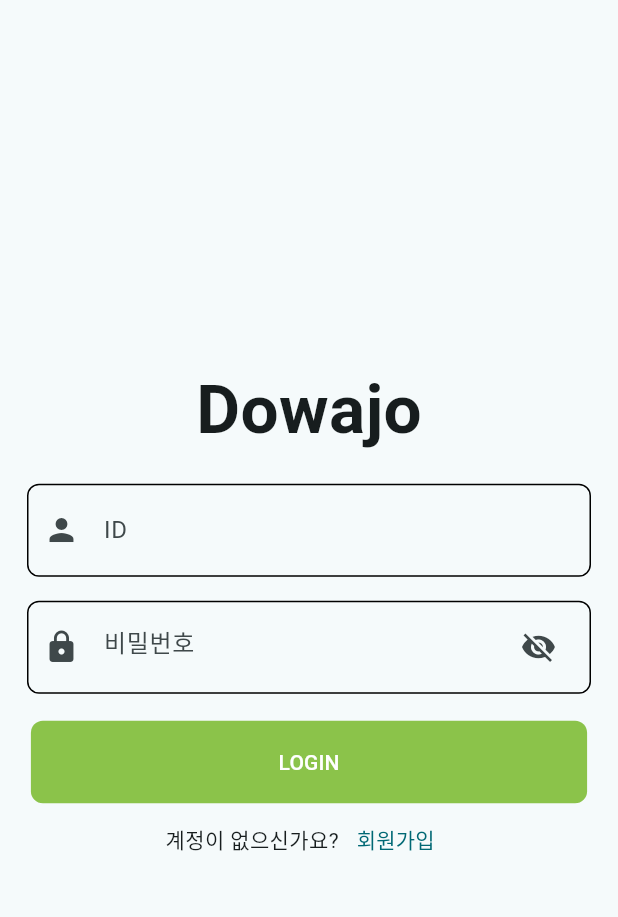
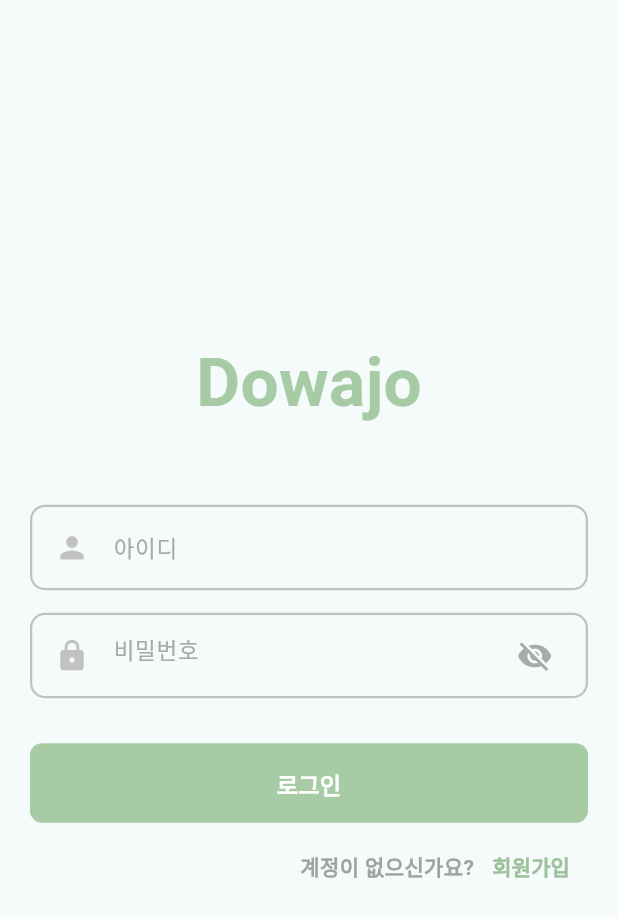
Before and after one commit to hyun56/Dowajo, a Flutter app: the screen it shows after launch, on a phone screen of 412 x 824 dp. Shown: the top 917 px of the screen. Run offline on Flutter 3.47's test engine with Material 3 defaults, Android fonts, the phone set to English and light mode, and no system bars; our stand-ins replace cloud_firestore, firebase_auth, firebase_core, firebase_messaging, flutter_local_notifications, get and 4 more; missing offline and left inert: android_alarm_manager_plus, workmanager; accounts and stored records are empty.

Commit message:
정민 - 로그인 UI

```diff
--- a/lib/Patient/patient_controller.dart
+++ b/lib/Patient/patient_controller.dart
@@ -52,6 +52,7 @@
 //         dummyPatients.where((patient) => patient.id == id).toList();
 //   }
 // }
+
 import 'package:cloud_firestore/cloud_firestore.dart';
 import 'package:get/get.dart';
 
--- a/lib/Screens/login/login.dart
+++ b/lib/Screens/login/login.dart
@@ -30,12 +30,12 @@ class _LoginScreenState extends State<LoginScreen> {
 
     try {
       await auth.signInWithEmailAndPassword(
-          email: idController.text + "@example.com", // ID
+          email: "${idController.text}@example.com", // ID
           password: passController.text);
 
       Get.snackbar("로그인 성공", "성공적으로 로그인되었습니다.");
       Navigator.push(context,
-          MaterialPageRoute(builder: (context) => PatientSearchScreen()));
+          MaterialPageRoute(builder: (context) => const PatientSearchScreen()));
     } catch (error) {
       Get.snackbar("로그인 실패", error.toString());
     } finally {
@@ -49,69 +49,101 @@ class _LoginScreenState extends State<LoginScreen> {
   Widget build(BuildContext context) {
     return Scaffold(
       body: Center(
-        child: SingleChildScrollView(
-          child: Padding(
-            padding: const EdgeInsets.all(10.0),
+        child: Column(
+          mainAxisAlignment: MainAxisAlignment.center,
+          children: [
+            Padding(
+              padding: const EdgeInsets.all(20.0),
               child: Form(
                 key: formKey,
                 child: Column(
                   children: [
-                  const Text('Dowajo',
+                    const Text(
+                      'Dowajo',
                       style: TextStyle(
-                          fontSize: 45.0, fontWeight: FontWeight.bold)),
-                  const SizedBox(height: 10),
+                        fontSize: 45.0,
+                        fontWeight: FontWeight.bold,
+                        color: Color(0xFFA6CBA5),
+                      ),
+                    ),
+                    const SizedBox(height: 50),
                     Container(
-                    margin: const EdgeInsets.all(8),
-                    padding:
-                        const EdgeInsets.symmetric(horizontal: 10, vertical: 6),
+                      //margin: const EdgeInsets.all(8),
+                      padding: const EdgeInsets.symmetric(
+                          horizontal: 10, vertical: 3),
                       decoration: BoxDecoration(
-                      borderRadius: BorderRadius.circular(8),
+                        borderRadius: BorderRadius.circular(10),
                         border: Border.all(
-                        color: Colors.black,
-                        width: 1.0,
+                          color: const Color.fromARGB(255, 194, 193, 193),
+                          width: 1.5,
                         ),
                       ),
                       child: TextFormField(
                         controller: idController,
                         validator: (value) {
                           if (value!.isEmpty) {
-                          return "ID를 반드시 입력해야 합니다.";
+                            return "아이디를 입력해 주세요";
                           }
                           return null;
                         },
+                        style: const TextStyle(
+                          fontSize: 15,
+                        ),
                         decoration: const InputDecoration(
-                        icon: Icon(Icons.person),
+                          icon: Padding(
+                            padding: EdgeInsets.only(left: 5),
+                            child: Icon(
+                              Icons.person,
+                              color: Color.fromARGB(255, 194, 193, 193),
+                              size: 23,
+                            ),
+                          ),
                           border: InputBorder.none,
-                        hintText: "ID",
+                          hintText: "아이디",
+                          hintStyle: TextStyle(
+                            color: Color.fromARGB(255, 169, 169, 169),
+                            fontSize: 15,
                           ),
                         ),
                       ),
-
+                    ),
+                    const SizedBox(height: 15),
                     //Password field
                     Container(
-                    margin: const EdgeInsets.all(8),
-                    padding:
-                        const EdgeInsets.symmetric(horizontal: 10, vertical: 6),
+                      //margin: const EdgeInsets.all(8),
+                      padding: const EdgeInsets.symmetric(
+                          horizontal: 10, vertical: 3),
                       decoration: BoxDecoration(
-                      borderRadius: BorderRadius.circular(8),
+                        borderRadius: BorderRadius.circular(10),
                         border: Border.all(
-                        color: Colors.black, // 테두리 색상
-                        width: 1.0, // 테두리 두께
+                          color: const Color.fromARGB(255, 194, 193, 193),
+                          width: 1.5,
                         ),
                       ),
                       child: TextFormField(
                         controller: passController,
                         validator: (value) {
                           if (value!.isEmpty) {
-                          return "비밀번호를 반드시 입력해야 합니다.";
+                            return "비밀번호를 입력해 주세요";
                           }
                           return null;
                         },
                         obscureText: !isVisible,
                         decoration: InputDecoration(
-                          icon: const Icon(Icons.lock),
+                            icon: const Padding(
+                              padding: EdgeInsets.only(left: 5),
+                              child: Icon(
+                                Icons.lock,
+                                color: Color.fromARGB(255, 194, 193, 193),
+                                size: 23,
+                              ),
+                            ),
                             border: InputBorder.none,
                             hintText: "비밀번호",
+                            hintStyle: const TextStyle(
+                              color: Color.fromARGB(255, 169, 169, 169),
+                              fontSize: 15,
+                            ),
                             suffixIcon: IconButton(
                               onPressed: () {
                                 setState(() {
@@ -121,18 +153,21 @@ class _LoginScreenState extends State<LoginScreen> {
                               },
                               icon: Icon(isVisible
                                   ? Icons.visibility
-                                  : Icons.visibility_off))),
+                                  : Icons.visibility_off),
+                              color: const Color.fromARGB(255, 169, 169, 169),
+                            )),
                       ),
                     ),
 
-                  const SizedBox(height: 10),
+                    const SizedBox(height: 30),
                     //Login button
                     Container(
-                    height: 55,
-                    width: MediaQuery.of(context).size.width * .9,
+                      height: 53,
+                      width: MediaQuery.of(context).size.width,
                       decoration: BoxDecoration(
                         borderRadius: BorderRadius.circular(8),
-                        color: Colors.lightGreen),
+                        color: const Color(0xFFA6CBA5),
+                      ),
                       child: TextButton(
                           onPressed: () {
                             if (formKey.currentState!.validate()) {
@@ -140,16 +175,26 @@ class _LoginScreenState extends State<LoginScreen> {
                             }
                           },
                           child: const Text(
-                          "LOGIN",
-                          style: TextStyle(color: Colors.white),
+                            "로그인",
+                            style: TextStyle(
+                              color: Colors.white,
+                              fontWeight: FontWeight.bold,
+                              fontSize: 15.5,
+                            ),
                           )),
                     ),
-
+                    const SizedBox(height: 5),
                     //Sign up button
                     Row(
-                    mainAxisAlignment: MainAxisAlignment.center,
+                      mainAxisAlignment: MainAxisAlignment.end,
                       children: [
-                      const Text("계정이 없으신가요?"),
+                        const Text(
+                          "계정이 없으신가요?",
+                          style: TextStyle(
+                            fontWeight: FontWeight.bold,
+                            color: Color.fromARGB(255, 162, 162, 162),
+                          ),
+                        ),
                         TextButton(
                           onPressed: () {
                             Navigator.push(
@@ -157,13 +202,21 @@ class _LoginScreenState extends State<LoginScreen> {
                                 MaterialPageRoute(
                                     builder: (context) => const signUp()));
                           },
-                          child: const Text("회원가입"))
+                          child: const Text(
+                            "회원가입",
+                            style: TextStyle(
+                              color: Color.fromARGB(255, 155, 192, 154),
+                              fontWeight: FontWeight.bold,
+                            ),
+                          ),
+                        ),
                       ],
                     ),
                   ],
                 ),
               ),
             ),
+          ],
         ),
       ),
     );
--- a/pubspec.yaml
+++ b/pubspec.yaml
@@ -50,8 +50,9 @@ dependencies:
   get: ^4.3.8
   firebase_core: ^2.24.2
   firebase_messaging: ^14.7.10
-  firebase_auth: ^4.19.4
-  cloud_firestore: ^4.17.2
+  firebase_auth: ^4.16.0
+  cloud_firestore: ^4.14.0
+  # cloud_firestore: ^4.17.2
 
 
 
```
Also changed, not shown: pubspec.lock, 3 other files. Lines whose indentation alone changed are shown as unchanged.
